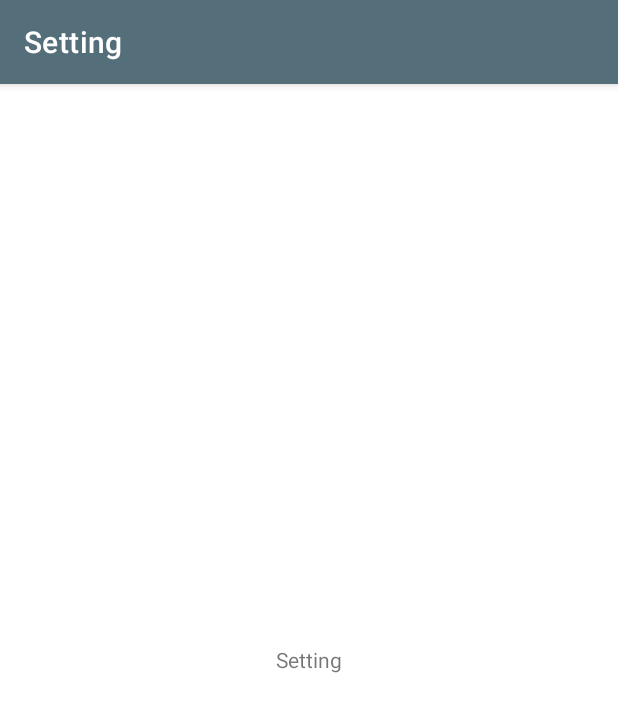
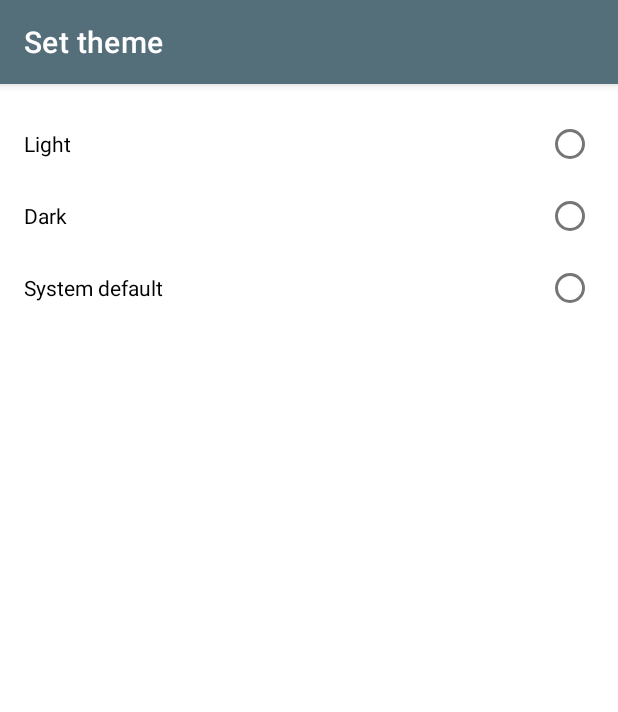
Before and after one commit to fadlan7/Android-Fundamental, an Android app: the screen it shows after launch (SettingActivity), after a tap on "Setting", on a phone screen of 412 x 824 dp. Shown: the top 712 px of the screen. Run offline under Robolectric (Android 15) with nearby library versions, the phone set to English and light mode, and no system bars; libraries missing offline, so code that uses them is left out: cn.pedant; pictures from the network do not load.

Commit message:
Set dark theme

```diff
--- a/app/build.gradle
+++ b/app/build.gradle
@@ -15,6 +15,7 @@ android {
         versionName "1.0"
 
         testInstrumentationRunner "androidx.test.runner.AndroidJUnitRunner"
+        buildConfigField("String", "PERSONAL_TOKEN", '"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"')
     }
 
     buildTypes {
--- a/app/src/main/java/com/fadlan/githubuserapp/MainActivity.kt
+++ b/app/src/main/java/com/fadlan/githubuserapp/MainActivity.kt
@@ -124,7 +124,7 @@ class MainActivity : AppCompatActivity() {
 
     private fun sweetAlert(context: Context, message: String){
         SweetAlertDialog(context, SweetAlertDialog.ERROR_TYPE)
-            .setTitleText("Oops...")
+            .setTitleText(resources.getString(R.string.oops))
             .setContentText( message)
             .show()
     }
--- a/app/src/main/java/com/fadlan/githubuserapp/data/setting/ApiConfig.kt
+++ b/app/src/main/java/com/fadlan/githubuserapp/data/setting/ApiConfig.kt
@@ -1,5 +1,6 @@
 package com.fadlan.githubuserapp.data.setting
 
+import com.fadlan.githubuserapp.BuildConfig
 import okhttp3.OkHttpClient
 import okhttp3.logging.HttpLoggingInterceptor
 import retrofit2.Retrofit
@@ -8,7 +9,7 @@ import java.util.concurrent.TimeUnit
 
 class ApiConfig {
     companion object {
-        private const val PERSONAL_TOKEN = "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"
+//        private const val PERSONAL_TOKEN = "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"
         private const val BASE_URL = "https://api.github.com"
 
         fun getApiService(): ApiService {
@@ -16,7 +17,7 @@ class ApiConfig {
                 .addInterceptor {
                     val original = it.request()
                     val requestBuilder = original.newBuilder()
-                        .addHeader("Authorization", PERSONAL_TOKEN)
+                        .addHeader("Authorization", BuildConfig.PERSONAL_TOKEN)
                     val request = requestBuilder.build()
                     it.proceed(request)
                 }
--- a/app/src/main/java/com/fadlan/githubuserapp/ui/SettingActivity.kt
+++ b/app/src/main/java/com/fadlan/githubuserapp/ui/SettingActivity.kt
@@ -2,13 +2,52 @@ package com.fadlan.githubuserapp.ui
 
 import androidx.appcompat.app.AppCompatActivity
 import android.os.Bundle
+import android.view.View
+import android.widget.RadioButton
+import android.widget.RadioGroup
+import androidx.appcompat.app.AppCompatDelegate
 import com.fadlan.githubuserapp.R
+import com.fadlan.githubuserapp.databinding.ActivitySettingBinding
+import com.fadlan.githubuserapp.databinding.ActivityUserDetailBinding
+import com.google.android.material.switchmaterial.SwitchMaterial
 
 class SettingActivity : AppCompatActivity() {
+
+    private lateinit var binding: ActivitySettingBinding
+    private lateinit var rgTheme: RadioGroup
+//    private lateinit var rbLight: RadioButton
+//    private lateinit var rbDark: RadioButton
+
     override fun onCreate(savedInstanceState: Bundle?) {
         super.onCreate(savedInstanceState)
-        setContentView(R.layout.activity_setting)
+        binding = ActivitySettingBinding.inflate(layoutInflater)
+        setContentView(binding.root)
 
-        supportActionBar?.title = "Setting"
+        supportActionBar?.title = "Set theme"
+
+    }
+
+    fun onRadioButtonClicked(view: View) {
+        if (view is RadioButton) {
+            val checked = view.isChecked
+
+            when (view.getId()) {
+                R.id.RbLight ->
+                    if (checked) {
+                        AppCompatDelegate.setDefaultNightMode(AppCompatDelegate.MODE_NIGHT_NO)
+                        binding.RbLight.isChecked = true
+                    }
+                R.id.RbDark ->
+                    if (checked) {
+                        AppCompatDelegate.setDefaultNightMode(AppCompatDelegate.MODE_NIGHT_YES)
+                        binding.RbLight.isChecked = true
+                    }
+                R.id.RbSystemDef ->
+                    if (checked) {
+                        AppCompatDelegate.setDefaultNightMode(AppCompatDelegate.MODE_NIGHT_FOLLOW_SYSTEM)
+                        binding.RbSystemDef.isChecked = true
+                    }
+            }
+        }
     }
 }
--- a/app/src/main/java/com/fadlan/githubuserapp/ui/SplashScreenActivity.kt
+++ b/app/src/main/java/com/fadlan/githubuserapp/ui/SplashScreenActivity.kt
@@ -9,13 +9,14 @@ import com.fadlan.githubuserapp.databinding.ActivitySplashScreenBinding
 class SplashScreenActivity : AppCompatActivity() {
 
     private lateinit var binding: ActivitySplashScreenBinding
+    private val duration: Long = 1500
 
     override fun onCreate(savedInstanceState: Bundle?) {
         super.onCreate(savedInstanceState)
         binding = ActivitySplashScreenBinding.inflate(layoutInflater)
         setContentView(binding.root)
 
-        binding.ivGithub.animate().setDuration(1500).alpha(1f).withEndAction {
+        binding.ivGithub.animate().setDuration(duration).alpha(1f).withEndAction {
             val intent = Intent(this, MainActivity::class.java)
             startActivity(intent)
             overridePendingTransition(android.R.anim.fade_in, android.R.anim.fade_out)
--- a/app/src/main/java/com/fadlan/githubuserapp/ui/detail/UserDetailActivity.kt
+++ b/app/src/main/java/com/fadlan/githubuserapp/ui/detail/UserDetailActivity.kt
@@ -65,7 +65,7 @@ class UserDetailActivity : AppCompatActivity() {
 
     private fun sweetAlert(context: Context, message: String) {
         SweetAlertDialog(context, SweetAlertDialog.ERROR_TYPE)
-            .setTitleText("Oops...")
+            .setTitleText(resources.getString(R.string.oops))
             .setContentText(message)
             .show()
     }
--- a/app/src/main/res/layout/activity_setting.xml
+++ b/app/src/main/res/layout/activity_setting.xml
@@ -4,9 +4,37 @@
     android:layout_width="match_parent"
     android:layout_height="match_parent"
     tools:context=".ui.SettingActivity">
-    <TextView
-        android:layout_width="wrap_content"
+
+    <RadioGroup
+        android:layout_margin="8dp"
+        android:padding="8dp"
+        android:id="@+id/RgTheme"
+        android:layout_width="match_parent"
         android:layout_height="wrap_content"
-        android:layout_centerInParent="true"
-        android:text="@string/setting_menu" />
+        tools:ignore="UselessParent">
+
+        <RadioButton
+            android:id="@+id/RbLight"
+            android:layout_width="match_parent"
+            android:layout_height="match_parent"
+            android:layoutDirection="rtl"
+            android:onClick="onRadioButtonClicked"
+            android:text="@string/Rb_light"/>
+
+        <RadioButton
+            android:id="@+id/RbDark"
+            android:layout_width="match_parent"
+            android:layout_height="match_parent"
+            android:layoutDirection="rtl"
+            android:onClick="onRadioButtonClicked"
+            android:text="@string/Rb_Dark"/>
+
+        <RadioButton
+            android:id="@+id/RbSystemDef"
+            android:layout_width="match_parent"
+            android:layout_height="match_parent"
+            android:layoutDirection="rtl"
+            android:onClick="onRadioButtonClicked"
+            android:text="@string/system_default"/>
+    </RadioGroup>
 </RelativeLayout>
--- a/app/src/main/res/layout/users_list.xml
+++ b/app/src/main/res/layout/users_list.xml
@@ -12,8 +12,7 @@
     <androidx.constraintlayout.widget.ConstraintLayout
         android:layout_width="match_parent"
         android:layout_height="wrap_content"
-        android:padding="4dp"
-        android:background="@color/cardBg">
+        android:padding="4dp">
 
         <de.hdodenhof.circleimageview.CircleImageView
             style="@style/user_photo"
--- a/app/src/main/res/values-night/themes.xml
+++ b/app/src/main/res/values-night/themes.xml
@@ -2,13 +2,13 @@
     <!-- Base application theme. -->
     <style name="Theme.GitHubUserApp" parent="Theme.MaterialComponents.DayNight.DarkActionBar">
         <!-- Primary brand color. -->
-        <item name="colorPrimary">@color/primaryColor</item>
-        <item name="colorPrimaryVariant">@color/primaryDarkColor</item>
-        <item name="colorOnPrimary">@color/primaryLightColor</item>
+        <item name="colorPrimary">@color/purple_200</item>
+        <item name="colorPrimaryVariant">@color/purple_700</item>
+        <item name="colorOnPrimary">@color/black</item>
         <!-- Secondary brand color. -->
-        <item name="colorSecondary">@color/secondaryColor</item>
-        <item name="colorSecondaryVariant">@color/secondaryDarkColor</item>
-        <item name="colorOnSecondary">@color/secondaryLightColor</item>
+        <item name="colorSecondary">@color/teal_200</item>
+        <item name="colorSecondaryVariant">@color/teal_200</item>
+        <item name="colorOnSecondary">@color/black</item>
         <!-- Status bar color. -->
         <item name="android:statusBarColor" tools:targetApi="l">?attr/colorPrimaryVariant</item>
         <!-- Customize your theme here. -->
--- a/app/src/main/res/values/colors.xml
+++ b/app/src/main/res/values/colors.xml
@@ -14,4 +14,10 @@
     <color name="background">#E1E2E1</color>
     <color name="cardBg">#F5F5F6</color>
 
+    <color name="purple_200">#FFBB86FC</color>
+    <color name="purple_500">#FF6200EE</color>
+    <color name="purple_700">#FF3700B3</color>
+    <color name="teal_200">#FF03DAC5</color>
+    <color name="teal_700">#FF018786</color>
+    <color name="white">#FFFFFFFF</color>
 </resources>
--- a/app/src/main/res/values/strings.xml
+++ b/app/src/main/res/values/strings.xml
@@ -25,5 +25,9 @@
 
     <string name="tab_text_1">Followers</string>
     <string name="tab_text_2">Following</string>
+    <string name="oops">Oops…</string>
+    <string name="Rb_light">Light</string>
+    <string name="Rb_Dark">Dark</string>
+    <string name="system_default">System default</string>
 
 </resources>
--- a/app/src/main/res/values/themes.xml
+++ b/app/src/main/res/values/themes.xml
@@ -32,7 +32,7 @@
         <item name="android:layout_height">wrap_content</item>
         <item name="android:textSize">20sp</item>
         <item name="android:textStyle">bold</item>
-        <item name="android:textColor">@color/black</item>
+<!--        <item name="android:textColor">@color/black</item>-->
     </style>
 
     <style name="linearRepoFoll">
@@ -48,7 +48,7 @@
         <item name="android:layout_height">wrap_content</item>
         <item name="android:textSize">16sp</item>
         <item name="android:textStyle">bold</item>
-        <item name="android:textColor">@color/black</item>
+<!--        <item name="android:textColor">@color/black</item>-->
     </style>
 
     <style name="titleNumber">
```
Also changed, not shown: app/src/main/java/com/fadlan/githubuserapp/ui/detail/followable/UserFollowFragment.kt (+7 -1 lines), app/src/main/res/layout/activity_main.xml (+4 -4 lines), app/src/main/res/layout/activity_user_detail.xml (+7 -7 lines), 1 other file.
